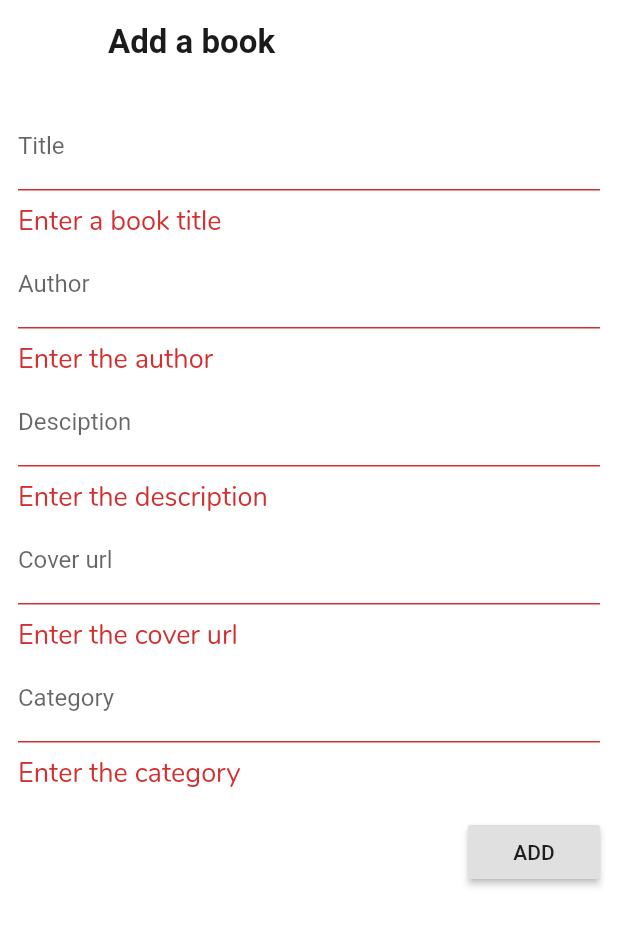
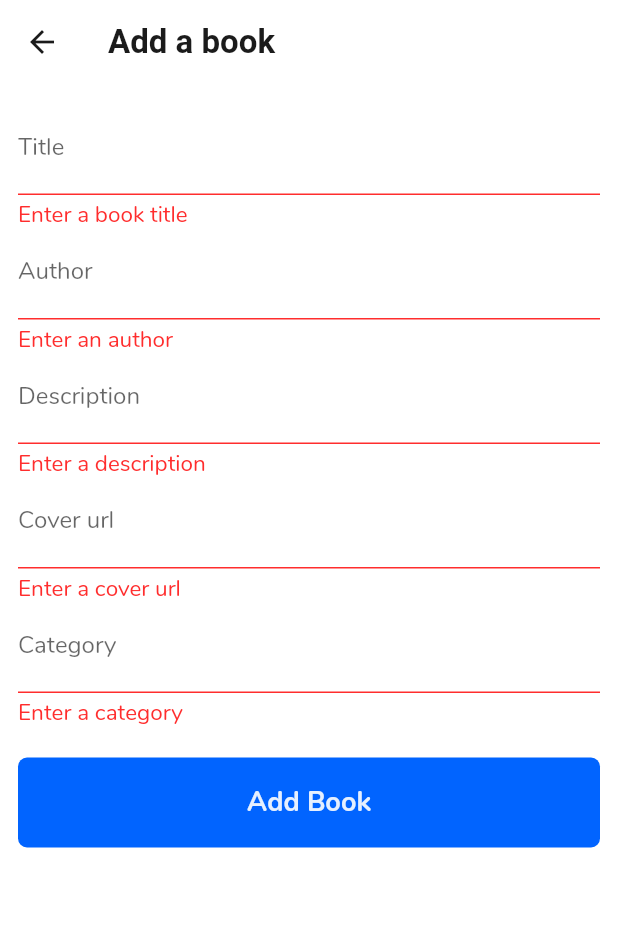
Before and after one commit to hotcappuccinodev/flutter-book-library-app, a Flutter app: the screen it shows after launch, after a tap on the "add" icon, on a phone screen of 412 x 824 dp. Shown: the top 926 px of the screen. Run offline on Flutter 3.47's test engine with Material 2 defaults, Android fonts, the phone set to English and light mode, and no system bars; our stand-ins replace smooth_star_rating; network calls fail.

Commit message:
Update add book screen

```diff
--- a/lib/src/screens/book/book_add.dart
+++ b/lib/src/screens/book/book_add.dart
@@ -1,5 +1,7 @@
 import 'package:book_library/src/models/book.dart';
 import 'package:book_library/src/models/notifiers/book_notifier.dart';
+import 'package:book_library/src/widgets/buttons/confirm_button.dart';
+import 'package:book_library/src/widgets/inputs/book_text_form_field.dart';
 import 'package:flutter/material.dart';
 import 'package:provider/provider.dart';
 
@@ -48,71 +50,46 @@ class _AddBookFormState extends State<AddBookForm> {
       child: Column(
         crossAxisAlignment: CrossAxisAlignment.end,
         children: <Widget>[
-          TextFormField(
-            decoration: InputDecoration(labelText: 'Title'),
-            validator: (value) {
-              if (value.isEmpty) {
-                return 'Enter a book title';
-              }
-              return null;
-            },
+          BookTextFormField(
+            labelText: 'Title',
+            errorText: 'Enter a book title',
             onSaved: (value) => _title = value,
           ),
-          TextFormField(
-            decoration: InputDecoration(labelText: 'Author'),
-            validator: (value) {
-              if (value.isEmpty) {
-                return 'Enter the author';
-              }
-              return null;
-            },
+          BookTextFormField(
+            labelText: 'Author',
+            errorText: 'Enter an author',
             onSaved: (value) => _author = value,
           ),
-          TextFormField(
-            decoration: InputDecoration(labelText: 'Desciption'),
-            validator: (value) {
-              if (value.isEmpty) {
-                return 'Enter the description';
-              }
-              return null;
-            },
+          BookTextFormField(
+            labelText: 'Description',
+            errorText: 'Enter a description',
             onSaved: (value) => _description = value,
           ),
-          TextFormField(
-            decoration: InputDecoration(labelText: 'Cover url'),
-            validator: (value) {
-              if (value.isEmpty) {
-                return 'Enter the cover url';
-              }
-              return null;
-            },
+          BookTextFormField(
+            labelText: 'Cover url',
+            errorText: 'Enter a cover url',
             onSaved: (value) => _coverUrl = value,
           ),
-          TextFormField(
-            decoration: InputDecoration(labelText: 'Category'),
-            validator: (value) {
-              if (value.isEmpty) {
-                return 'Enter the category';
-              }
-              return null;
-            },
+          BookTextFormField(
+            labelText: 'Category',
+            errorText: 'Enter a category',
             onSaved: (value) => _category = value,
           ),
           Padding(
-            padding: const EdgeInsets.symmetric(vertical: 16.0),
-            child: RaisedButton(
+            padding: const EdgeInsets.only(top: 22.0),
+            child: ConfirmButton(
+              text: 'Add Book',
               onPressed: () {
                 if (_formKey.currentState.validate()) {
                   _formKey.currentState.save();
                   // TODO: replace rating with a Slider
-                  final book =
-                      Book(_title, _author, _description, _coverUrl, _category, 7.0);
+                  final book = Book(
+                      _title, _author, _description, _coverUrl, _category, 7.0);
 
                   bookNotifier.addBook(book);
                   Navigator.pop(context);
                 }
               },
-              child: Text('ADD'),
             ),
           ),
         ],
--- a/lib/src/theme/colors.dart
+++ b/lib/src/theme/colors.dart
@@ -11,3 +11,7 @@ const kGreyColor = Color(0xFF6E6E6E);
 const kTextTitleColor = Color(0xFF1B1B1B);
 
 const kYellow = Color(0xFFFFB503);
+
+const kButtonColor = Color(0xFF0164FF);
+
+const kErrorColor = Color(0xFFFF2D2D);
--- a/lib/src/theme/theme.dart
+++ b/lib/src/theme/theme.dart
@@ -10,6 +10,11 @@ class Theme {
       primaryColor: kPrimaryColor,
       scaffoldBackgroundColor: kPrimaryColor,
       appBarTheme: _appBarTheme,
+      floatingActionButtonTheme: _fabTheme,
+      errorColor: kErrorColor,
+      buttonTheme: base.buttonTheme.copyWith(
+        buttonColor: kButtonColor,
+      ),
     );
   }
 
@@ -46,6 +51,15 @@ class Theme {
           color: kTextTitleColor,
         ),
       ),
+      iconTheme: IconThemeData(
+        color: kTextTitleColor,
+      ),
+    );
+  }
+
+  static FloatingActionButtonThemeData get _fabTheme {
+    return FloatingActionButtonThemeData(
+      backgroundColor: kAccentColor,
     );
   }
 }
```
